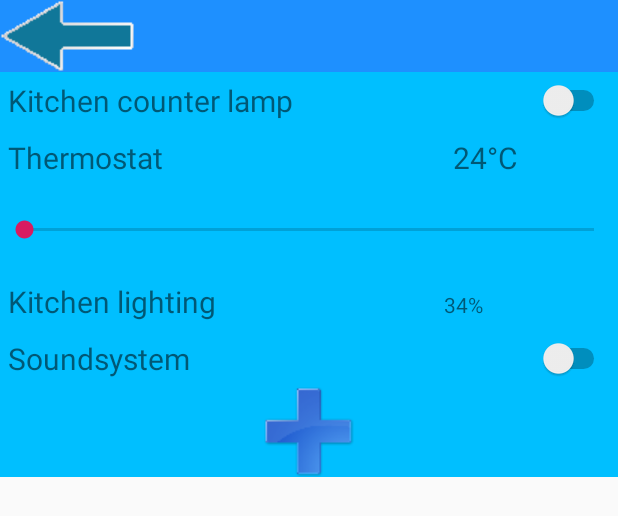
After one commit to LeArchitect/XCell, an Android app: the layout devices.xml on its own in the app's theme, with its tools: preview values and no code run, on a phone screen of 412 x 824 dp. The commit adds this screen. Shown: the top 516 px of the screen. Run offline under Robolectric (Android 15) with nearby library versions, the phone set to English and light mode, and no system bars.

Commit message:
Added devices layout and brighness control

```diff
--- /dev/null
+++ b/app/src/main/res/layout/devices.xml
@@ -0,0 +1,157 @@
+<?xml version="1.0" encoding="utf-8"?>
+<android.support.constraint.ConstraintLayout xmlns:android="http://schemas.android.com/apk/res/android"
+                                             android:layout_width="match_parent"
+                                             android:layout_height="match_parent"
+                                             xmlns:app="http://schemas.android.com/apk/res-auto">
+
+
+
+    <LinearLayout
+            android:id="@+id/linear_layout_container"
+            android:layout_width="match_parent"
+            android:layout_height="wrap_content"
+            android:background="@color/blue7"
+            android:orientation="horizontal"
+            app:layout_constraintTop_toTopOf="parent"
+            android:layout_marginBottom="2dp">
+
+        <ImageButton
+                android:layout_width="wrap_content"
+                android:layout_height="wrap_content"
+                android:background="@color/blue7"
+                android:src="@drawable/arrow" />
+    </LinearLayout>
+
+    <LinearLayout
+            android:id="@+id/kitchen_counter_lamp"
+            android:layout_width="match_parent"
+            android:layout_height="wrap_content"
+            android:background="@color/blue5"
+            android:orientation="horizontal"
+            android:layout_marginBottom="2dp"
+            app:layout_constraintTop_toBottomOf="@id/linear_layout_container"
+          >
+
+        <TextView
+                android:layout_width="match_parent"
+                android:layout_height="wrap_content"
+                android:layout_weight="1"
+                android:padding="5dp"
+                android:text="Kitchen counter lamp"
+                android:textSize="20dp" />
+
+        <Switch
+                android:padding="5dp"
+                android:layout_width="match_parent"
+                android:layout_height="match_parent"
+                android:layout_weight="1" />
+
+
+    </LinearLayout>
+
+    <LinearLayout
+            android:id="@+id/thermos_layout"
+            android:layout_width="match_parent"
+            android:layout_height="wrap_content"
+            android:orientation="vertical"
+            android:layout_marginBottom="2dp"
+            app:layout_constraintTop_toBottomOf="@id/kitchen_counter_lamp">
+
+        <LinearLayout
+                android:id="@+id/l1"
+                android:layout_width="match_parent"
+                android:layout_height="wrap_content"
+                android:background="@color/blue5"
+                android:orientation="horizontal">
+
+            <TextView
+                    android:id="@+id/therm_label"
+                    android:layout_width="wrap_content"
+                    android:layout_height="wrap_content"
+                    android:layout_weight="3"
+                    android:padding="5dp"
+                    android:text="Thermostat"
+                    android:textSize="20dp" />
+
+            <TextView
+                    android:id="@+id/temp_value"
+                    android:layout_width="wrap_content"
+                    android:layout_height="wrap_content"
+                    android:layout_weight="1"
+                    android:padding="5dp"
+                    android:text="24°C"
+                    android:textSize="20dp" />
+        </LinearLayout>
+
+        <SeekBar
+                android:id="@+id/seekBar"
+                android:layout_width="match_parent"
+                android:layout_height="wrap_content"
+                android:background="@color/blue5"
+                android:padding="20dp" />
+
+
+    </LinearLayout>
+
+
+    <LinearLayout
+            android:id="@+id/kitchen_light"
+            android:layout_width="match_parent"
+            android:layout_height="wrap_content"
+            android:background="@color/blue5"
+            android:layout_marginBottom="2dp"
+            app:layout_constraintTop_toBottomOf="@id/thermos_layout">
+        <TextView
+                android:id="@+id/kitchen_lighting"
+                android:layout_width="match_parent"
+                android:layout_height="wrap_content"
+                android:layout_weight="1"
+                android:padding="5dp"
+                android:text="Kitchen lighting"
+                android:textSize="20dp" />
+
+        <TextView
+                android:layout_width="match_parent"
+                android:layout_height="wrap_content"
+                android:layout_weight="1"
+                android:padding="5dp"
+                android:text="34%"
+                android:textAlignment="center" />
+    </LinearLayout>
+
+    <LinearLayout
+            android:id="@+id/soundsystem"
+            android:layout_width="match_parent"
+            android:layout_height="wrap_content"
+            android:background="@color/blue5"
+            android:orientation="horizontal"
+
+            android:layout_marginBottom="2dp"
+            app:layout_constraintTop_toBottomOf="@id/kitchen_light">
+
+        <TextView
+                android:layout_width="match_parent"
+                android:layout_height="wrap_content"
+                android:layout_weight="1"
+                android:text="Soundsystem"
+                android:padding="5dp"
+                android:textSize="20dp" />
+
+        <Switch
+                android:padding="5dp"
+                android:layout_width="match_parent"
+                android:layout_height="match_parent"
+                android:layout_weight="1" />
+
+    </LinearLayout>
+
+
+    <ImageButton
+            android:id="@+id/imageButton3"
+            android:layout_width="match_parent"
+            android:layout_height="wrap_content"
+            android:background="@color/blue5"
+            app:layout_constraintTop_toBottomOf="@id/soundsystem"
+            app:srcCompat="@drawable/plus"/>
+
+</android.support.constraint.ConstraintLayout>
--- a/app/src/main/res/values/colors.xml
+++ b/app/src/main/res/values/colors.xml
@@ -5,4 +5,11 @@
     <color name="colorAccent">#D81B60</color>
     <color name="gray">#666666</color>
     <color name="light_gray">#838181</color>
+    <color name="blue1">#000080</color>
+    <color name="blue2">#00008B</color>
+    <color name="blue3">#0000CD</color>
+    <color name="blue4">#0000FF</color>
+    <color name="blue5">#00BFFF</color>
+    <color name="blue6">#00CED1</color>
+    <color name="blue7">#1E90FF</color>
 </resources>
--- a/build.gradle
+++ b/build.gradle
@@ -7,7 +7,7 @@ buildscript {
         jcenter()
     }
     dependencies {
-        classpath 'com.android.tools.build:gradle:3.2.1'
+        classpath 'com.android.tools.build:gradle:3.3.0'
         classpath "org.jetbrains.kotlin:kotlin-gradle-plugin:$kotlin_version"
 
         // NOTE: Do not place your application dependencies here; they belong
```
Also changed, not shown: app/src/main/res/layout/light_control.xml (added, +64 -0 lines), app/src/main/res/drawable/arrow.png (added), app/src/main/res/drawable/cc.png (added), app/src/main/res/drawable/plus.png (added), gradle/wrapper/gradle-wrapper.properties.
